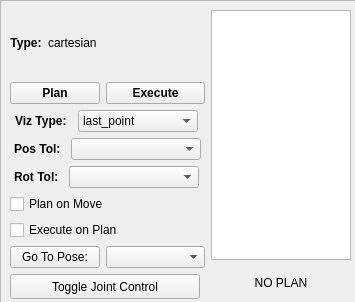
swhart115/nasa_robot_teleop, file ui/group_controls_widget.ui: the form before one commit.
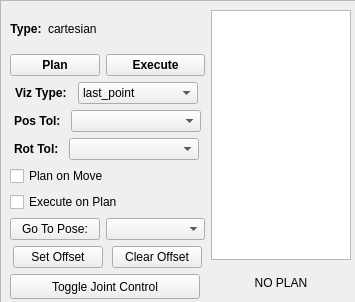
The form after the commit.

Commit message:
KRAMER -- tool frame set/clear (not working)
Checking in to preserve code; the showstopper at this point is my
unfamiliarity with python. It's crashing because it doesn't know (or,
rather, I don't know) how to retrieve a constant from a service request
message.

Other code should work, but can't test until I get the service call
right.

```diff
--- a/ui/group_controls_widget.ui
+++ b/ui/group_controls_widget.ui
@@ -349,6 +349,48 @@
         </item>
        </layout>
       </item>
+      <item>
+       <layout class="QHBoxLayout" name="horizontalLayout_4">
+        <item>
+         <widget class="QPushButton" name="set_tool_offset_button">
+          <property name="sizePolicy">
+           <sizepolicy hsizetype="Maximum" vsizetype="Fixed">
+            <horstretch>0</horstretch>
+            <verstretch>0</verstretch>
+           </sizepolicy>
+          </property>
+          <property name="maximumSize">
+           <size>
+            <width>90</width>
+            <height>16777215</height>
+           </size>
+          </property>
+          <property name="text">
+           <string>Set Offset</string>
+          </property>
+         </widget>
+        </item>
+        <item>
+         <widget class="QPushButton" name="clear_tool_offset_button">
+          <property name="sizePolicy">
+           <sizepolicy hsizetype="Maximum" vsizetype="Fixed">
+            <horstretch>0</horstretch>
+            <verstretch>0</verstretch>
+           </sizepolicy>
+          </property>
+          <property name="maximumSize">
+           <size>
+            <width>90</width>
+            <height>16777215</height>
+           </size>
+          </property>
+          <property name="text">
+           <string>Clear Offset</string>
+          </property>
+         </widget>
+        </item>
+       </layout>
+      </item>
       <item>
        <widget class="QPushButton" name="toggle_joint_control_button">
         <property name="sizePolicy">
```
The commit also changes 7 other files.
